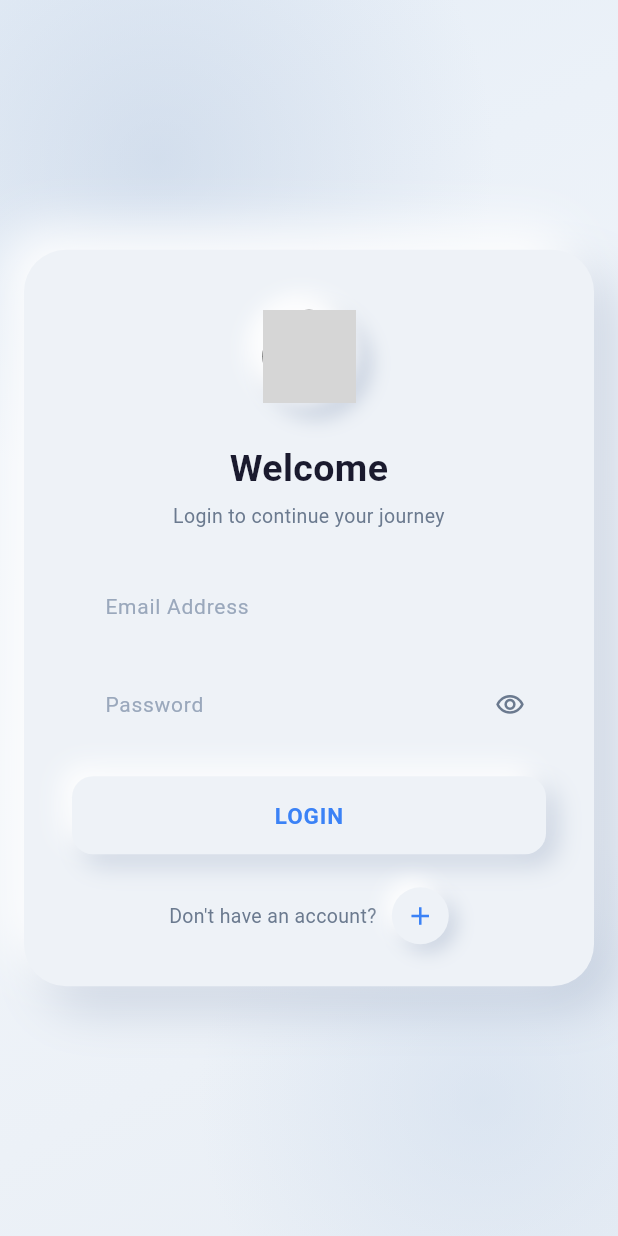
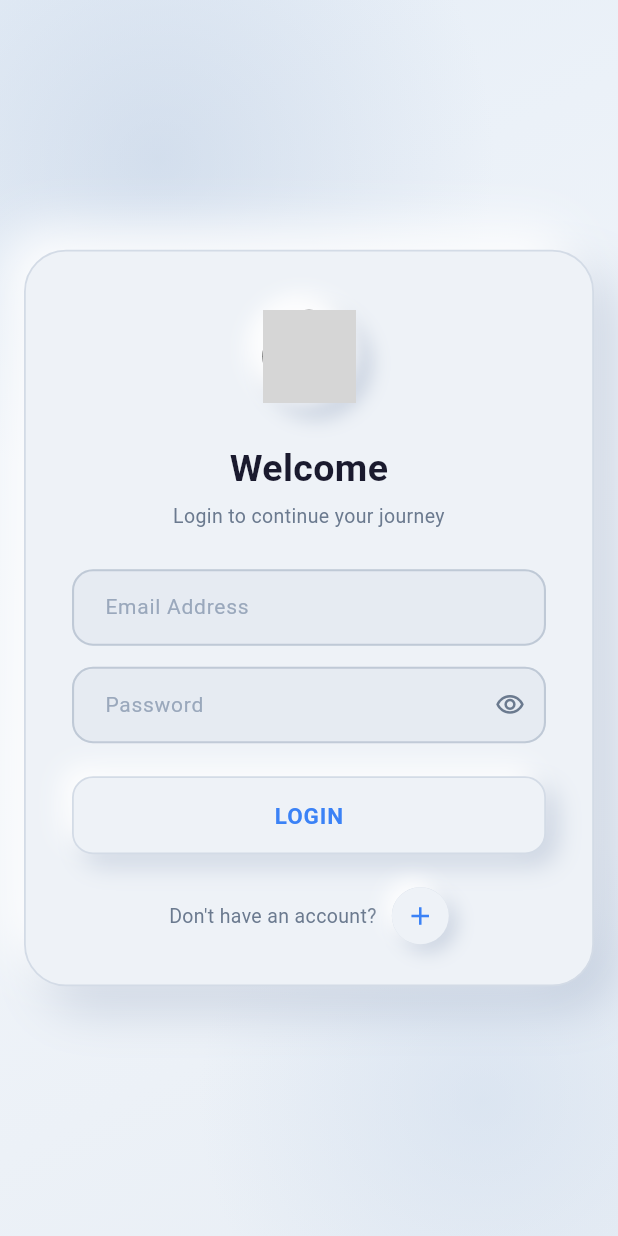
Before and after one commit to raunakkumar7176/My-APP, a Flutter app: the AuthScreen screen opened by its route, on a phone screen of 412 x 824 dp. Run offline on Flutter 3.47's test engine with Material 3 defaults, Android fonts, the phone set to English and light mode, and no system bars; our stand-ins replace go_router, logger, supabase_flutter; accounts and stored records are empty; project files that could hold a hidden picture were left out; grey boxes are pictures that could not be loaded.

Commit message:
Auth UI: visible outlines on card, fields, buttons and flip trigger; slightly darker field fill so the neumorphic surfaces read on bright screens
Co-Authored-By: Claude Opus 5 (1M context) <noreply@anthropic.com>

```diff
--- a/lib/features/auth/auth_screen.dart
+++ b/lib/features/auth/auth_screen.dart
@@ -150,6 +150,7 @@ class _Face extends StatelessWidget {
       decoration: BoxDecoration(
         color: Neu.base,
         borderRadius: BorderRadius.circular(28),
+        border: Border.all(color: Neu.outline, width: 1.2),
         boxShadow: Neu.card,
       ),
       child: Padding(
--- a/lib/features/auth/widgets/neumorphic.dart
+++ b/lib/features/auth/widgets/neumorphic.dart
@@ -15,6 +15,12 @@ abstract final class Neu {
   static const Color hint = Color(0xFF9AA8BC);
   static const Color shadowDark = Color(0x739BAAC3); // rgba(155,170,195,.45)
   static const Color shadowLight = Color(0xF2FFFFFF);
+
+  /// Soft outline so cards, fields and buttons read as distinct surfaces
+  /// instead of dissolving into the background on bright screens.
+  static const Color outline = Color(0xFFD3DBE6);
+  static const Color outlineStrong = Color(0xFFBFC9D6);
+  static const Color fieldFill = Color(0xFFE6EBF2);
 
   static const List<BoxShadow> raised = [
     BoxShadow(color: shadowDark, offset: Offset(7, 7), blurRadius: 14),
@@ -73,11 +79,11 @@ class NeuField extends StatelessWidget {
         hintText: hint,
         hintStyle: const TextStyle(color: Neu.hint, fontSize: 14),
         filled: true,
-        fillColor: Neu.base,
+        fillColor: Neu.fieldFill,
         contentPadding: const EdgeInsets.symmetric(horizontal: 18, vertical: 15),
         suffixIcon: suffix,
-        enabledBorder: _border(Colors.transparent),
-        focusedBorder: _border(Neu.accent.withValues(alpha: 0.35)),
+        enabledBorder: _border(Neu.outlineStrong),
+        focusedBorder: _border(Neu.accent.withValues(alpha: 0.6)),
         errorBorder: _border(const Color(0xFFE05A5A)),
         focusedErrorBorder: _border(const Color(0xFFE05A5A)),
         errorStyle: const TextStyle(fontSize: 11),
@@ -87,7 +93,7 @@ class NeuField extends StatelessWidget {
 
   static OutlineInputBorder _border(Color color) => OutlineInputBorder(
         borderRadius: BorderRadius.circular(14),
-        borderSide: BorderSide(color: color, width: 2),
+        borderSide: BorderSide(color: color, width: 1.4),
       );
 }
 
@@ -125,6 +131,7 @@ class _NeuButtonState extends State<NeuButton> {
         decoration: BoxDecoration(
           color: Neu.base,
           borderRadius: BorderRadius.circular(14),
+          border: Border.all(color: _down ? Neu.outlineStrong : Neu.outline, width: 1.2),
           boxShadow: _down ? const [] : Neu.raised,
         ),
         alignment: Alignment.center,
@@ -175,7 +182,11 @@ class NeuCircleButton extends StatelessWidget {
       ),
     );
     return DecoratedBox(
-      decoration: const BoxDecoration(shape: BoxShape.circle, boxShadow: Neu.raisedSmall),
+      decoration: const BoxDecoration(
+        shape: BoxShape.circle,
+        border: Border.fromBorderSide(BorderSide(color: Neu.outline, width: 1.2)),
+        boxShadow: Neu.raisedSmall,
+      ),
       child: tooltip == null ? button : Tooltip(message: tooltip!, child: button),
     );
   }
```
